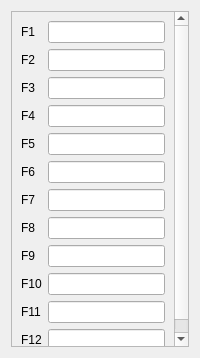
Old version of the form src/dialogs/preferences/KeyboardOptionsWidget.ui in the repository radareorg/iaito.
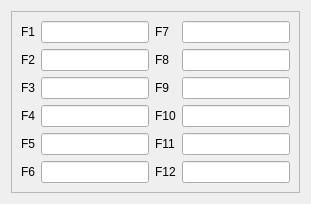
New version of the form.

Commit message: Function key settings in two columns

Patch:
```diff
--- a/src/dialogs/preferences/KeyboardOptionsWidget.ui
+++ b/src/dialogs/preferences/KeyboardOptionsWidget.ui
@@ -23,8 +23,8 @@
         <height>300</height>
        </rect>
       </attribute>
-      <layout class="QFormLayout" name="formLayout">
-       <!-- Function key mappings: key.f1 .. key.f12 -->
+      <layout class="QGridLayout" name="gridLayout">
+       <!-- Function key mappings: key.f1 .. key.f12 in two columns -->
        <item row="0" column="0">
         <widget class="QLabel" name="f1Label">
          <property name="text">
@@ -35,6 +35,15 @@
        <item row="0" column="1">
         <widget class="QLineEdit" name="f1LineEdit"/>
        </item>
+       <item row="0" column="2">
+        <widget class="QLabel" name="f7Label">
+         <property name="text"><string>F7</string></property>
+        </widget>
+       </item>
+       <item row="0" column="3">
+        <widget class="QLineEdit" name="f7LineEdit"/>
+       </item>
+
        <item row="1" column="0">
         <widget class="QLabel" name="f2Label">
          <property name="text">
@@ -45,6 +54,15 @@
        <item row="1" column="1">
         <widget class="QLineEdit" name="f2LineEdit"/>
        </item>
+       <item row="1" column="2">
+        <widget class="QLabel" name="f8Label">
+         <property name="text"><string>F8</string></property>
+        </widget>
+       </item>
+       <item row="1" column="3">
+        <widget class="QLineEdit" name="f8LineEdit"/>
+       </item>
+
        <item row="2" column="0">
         <widget class="QLabel" name="f3Label">
          <property name="text">
@@ -55,6 +73,15 @@
        <item row="2" column="1">
         <widget class="QLineEdit" name="f3LineEdit"/>
        </item>
+       <item row="2" column="2">
+        <widget class="QLabel" name="f9Label">
+         <property name="text"><string>F9</string></property>
+        </widget>
+       </item>
+       <item row="2" column="3">
+        <widget class="QLineEdit" name="f9LineEdit"/>
+       </item>
+
        <item row="3" column="0">
         <widget class="QLabel" name="f4Label">
          <property name="text">
@@ -65,6 +92,15 @@
        <item row="3" column="1">
         <widget class="QLineEdit" name="f4LineEdit"/>
        </item>
+       <item row="3" column="2">
+        <widget class="QLabel" name="f10Label">
+         <property name="text"><string>F10</string></property>
+        </widget>
+       </item>
+       <item row="3" column="3">
+        <widget class="QLineEdit" name="f10LineEdit"/>
+       </item>
+
        <item row="4" column="0">
         <widget class="QLabel" name="f5Label">
          <property name="text">
@@ -75,6 +111,15 @@
        <item row="4" column="1">
         <widget class="QLineEdit" name="f5LineEdit"/>
        </item>
+       <item row="4" column="2">
+        <widget class="QLabel" name="f11Label">
+         <property name="text"><string>F11</string></property>
+        </widget>
+       </item>
+       <item row="4" column="3">
+        <widget class="QLineEdit" name="f11LineEdit"/>
+       </item>
+
        <item row="5" column="0">
         <widget class="QLabel" name="f6Label">
          <property name="text">
@@ -85,64 +130,14 @@
        <item row="5" column="1">
         <widget class="QLineEdit" name="f6LineEdit"/>
        </item>
-       <item row="6" column="0">
-        <widget class="QLabel" name="f7Label">
-         <property name="text">
-          <string>F7</string>
-         </property>
-        </widget>
-       </item>
-       <item row="6" column="1">
-        <widget class="QLineEdit" name="f7LineEdit"/>
-       </item>
-       <item row="7" column="0">
-        <widget class="QLabel" name="f8Label">
-         <property name="text">
-          <string>F8</string>
-         </property>
-        </widget>
-       </item>
-       <item row="7" column="1">
-        <widget class="QLineEdit" name="f8LineEdit"/>
-       </item>
-       <item row="8" column="0">
-        <widget class="QLabel" name="f9Label">
-         <property name="text">
-          <string>F9</string>
-         </property>
-        </widget>
-       </item>
-       <item row="8" column="1">
-        <widget class="QLineEdit" name="f9LineEdit"/>
-       </item>
-       <item row="9" column="0">
-        <widget class="QLabel" name="f10Label">
-         <property name="text">
-          <string>F10</string>
-         </property>
-        </widget>
-       </item>
-       <item row="9" column="1">
-        <widget class="QLineEdit" name="f10LineEdit"/>
-       </item>
-       <item row="10" column="0">
-        <widget class="QLabel" name="f11Label">
-         <property name="text">
-          <string>F11</string>
-         </property>
-        </widget>
-       </item>
-       <item row="10" column="1">
-        <widget class="QLineEdit" name="f11LineEdit"/>
-       </item>
-       <item row="11" column="0">
+       <item row="5" column="2">
         <widget class="QLabel" name="f12Label">
          <property name="text">
           <string>F12</string>
          </property>
         </widget>
        </item>
-       <item row="11" column="1">
+       <item row="5" column="3">
         <widget class="QLineEdit" name="f12LineEdit"/>
        </item>
       </layout>
```
Left out of the diff: 28 changed lines with no effect on the pictures. The commit also changes 1 other file.
